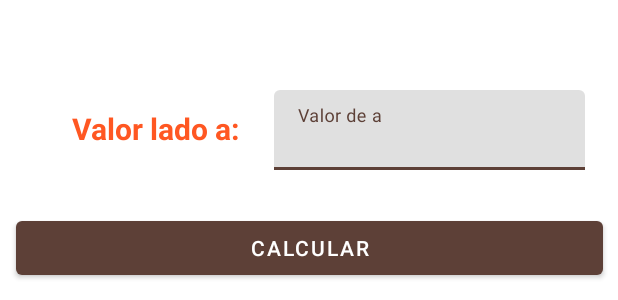
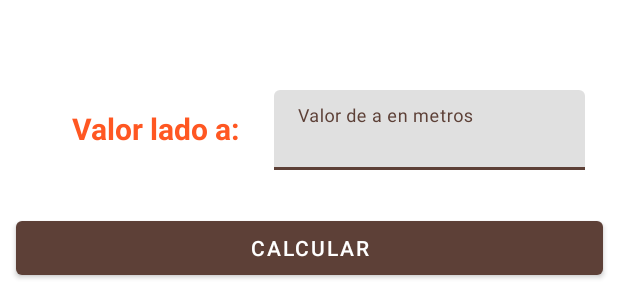
Before and after one commit to Gab-0r/practica3_moviles, an Android app: the layout activity_cuadrado.xml on its own in the app's theme, with its tools: preview values and no code run, on a phone screen of 412 x 824 dp. Shown: the part 506-806 px from the top of the screen. Run offline under Robolectric (Android 15) with nearby library versions, the phone set to English and light mode, and no system bars.

Commit message:
Se prepara la lógica de la interfaz del cuadrado. Ahora se calcula el perímetro y el área.

```diff
--- a/app/src/main/AndroidManifest.xml
+++ b/app/src/main/AndroidManifest.xml
@@ -14,7 +14,7 @@
         android:theme="@style/Theme.Practica3_moviles"
         tools:targetApi="31">
         <activity
-            android:name=".ActivityCuadrado"
+            android:name=".ui.main.ActivityCuadrado"
             android:exported="false" />
         <activity
             android:name=".ui.splash.SplashActivity"
--- a/app/src/main/res/layout/activity_cuadrado.xml
+++ b/app/src/main/res/layout/activity_cuadrado.xml
@@ -44,7 +44,7 @@
         app:layout_constraintTop_toBottomOf="@+id/imageView2" />
 
     <com.google.android.material.textfield.TextInputLayout
-        android:id="@+id/textInputLayout"
+        android:id="@+id/textInputLayout_cuadradoLado"
         android:layout_width="207dp"
         android:layout_height="53dp"
         android:layout_marginTop="40dp"
@@ -53,9 +53,11 @@
         app:layout_constraintTop_toBottomOf="@+id/imageView2">
 
         <com.google.android.material.textfield.TextInputEditText
+            android:id="@+id/textInput_cuadradoLado"
             android:layout_width="match_parent"
             android:layout_height="match_parent"
-            android:hint="@string/string_cuadradohint" />
+            android:hint="@string/string_cuadradohint"
+            android:inputType="numberDecimal" />
     </com.google.android.material.textfield.TextInputLayout>
 
     <Button
@@ -66,6 +68,32 @@
         android:text="@string/string_cuadradocalc"
         app:layout_constraintEnd_toEndOf="parent"
         app:layout_constraintStart_toStartOf="parent"
-        app:layout_constraintTop_toBottomOf="@+id/textInputLayout" />
+        app:layout_constraintTop_toBottomOf="@+id/textInputLayout_cuadradoLado" />
+
+    <TextView
+        android:id="@+id/textView_resultArea"
+        android:layout_width="wrap_content"
+        android:layout_height="wrap_content"
+        android:layout_marginTop="28dp"
+        android:text="@string/string_empty"
+        android:textSize="20sp"
+        android:textStyle="bold"
+        app:layout_constraintEnd_toEndOf="parent"
+        app:layout_constraintHorizontal_bias="0.03"
+        app:layout_constraintStart_toStartOf="parent"
+        app:layout_constraintTop_toBottomOf="@+id/button_calcCuadrado" />
+
+    <TextView
+        android:id="@+id/textView_resultPer"
+        android:layout_width="wrap_content"
+        android:layout_height="wrap_content"
+        android:layout_marginTop="12dp"
+        android:text="@string/string_empty"
+        android:textSize="20sp"
+        android:textStyle="bold"
+        app:layout_constraintEnd_toEndOf="parent"
+        app:layout_constraintHorizontal_bias="0.031"
+        app:layout_constraintStart_toStartOf="parent"
+        app:layout_constraintTop_toBottomOf="@+id/textView_resultArea" />
 
 </androidx.constraintlayout.widget.ConstraintLayout>
--- a/app/src/main/res/layout/activity_main.xml
+++ b/app/src/main/res/layout/activity_main.xml
@@ -35,7 +35,7 @@
         android:text="Pentágono"
         android:textSize="12sp"
         app:layout_constraintEnd_toStartOf="@+id/button6"
-        app:layout_constraintStart_toEndOf="@+id/button"
+        app:layout_constraintStart_toEndOf="@+id/button_cuadrado"
         app:layout_constraintTop_toBottomOf="@+id/button2" />
 
     <ImageView
@@ -50,7 +50,7 @@
         app:srcCompat="@mipmap/ic_launcher_foreground" />
 
     <Button
-        android:id="@+id/button"
+        android:id="@+id/button_cuadrado"
         android:layout_width="wrap_content"
         android:layout_height="wrap_content"
         android:text="Cuadrado"
@@ -67,7 +67,7 @@
         android:text="Circulo"
         android:textSize="12sp"
         app:layout_constraintEnd_toStartOf="@+id/button3"
-        app:layout_constraintStart_toEndOf="@+id/button"
+        app:layout_constraintStart_toEndOf="@+id/button_cuadrado"
         app:layout_constraintTop_toBottomOf="@+id/textView5" />
 
     <Button
--- a/app/src/main/res/values/strings.xml
+++ b/app/src/main/res/values/strings.xml
@@ -4,6 +4,7 @@
     <string name="cuadrado_title">Área y perímetro del cuadrado</string>
     <string name="string_lado" />
     <string name="string_ladocuadrado">Valor lado a:</string>
-    <string name="string_cuadradohint">Valor de a</string>
+    <string name="string_cuadradohint">Valor de a en metros</string>
     <string name="string_cuadradocalc">Calcular</string>
+    <string name="string_empty" />
 </resources>
```
Also changed, not shown: app/src/main/java/com/example/practica3_moviles/ui/main/ActivityCuadrado.kt (+12 -0 lines), app/src/main/java/com/example/practica3_moviles/ui/main/MainActivity.kt (+15 -1 lines), app/src/main/java/com/example/practica3_moviles/ui/main/MainViewModel.kt (+27 -0 lines).
